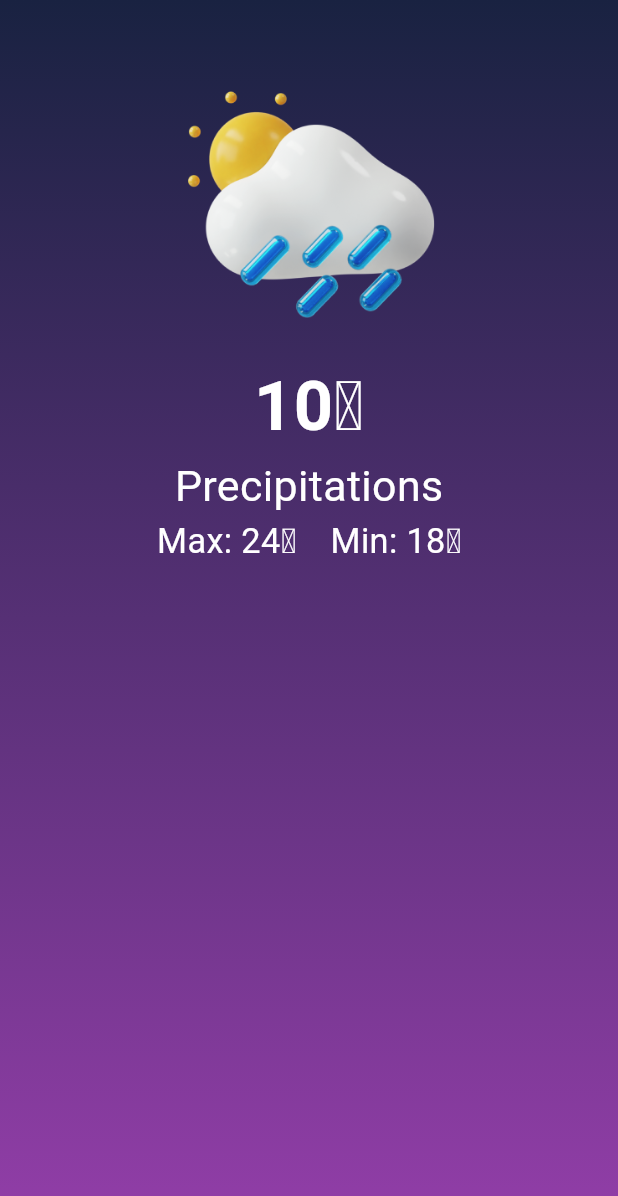
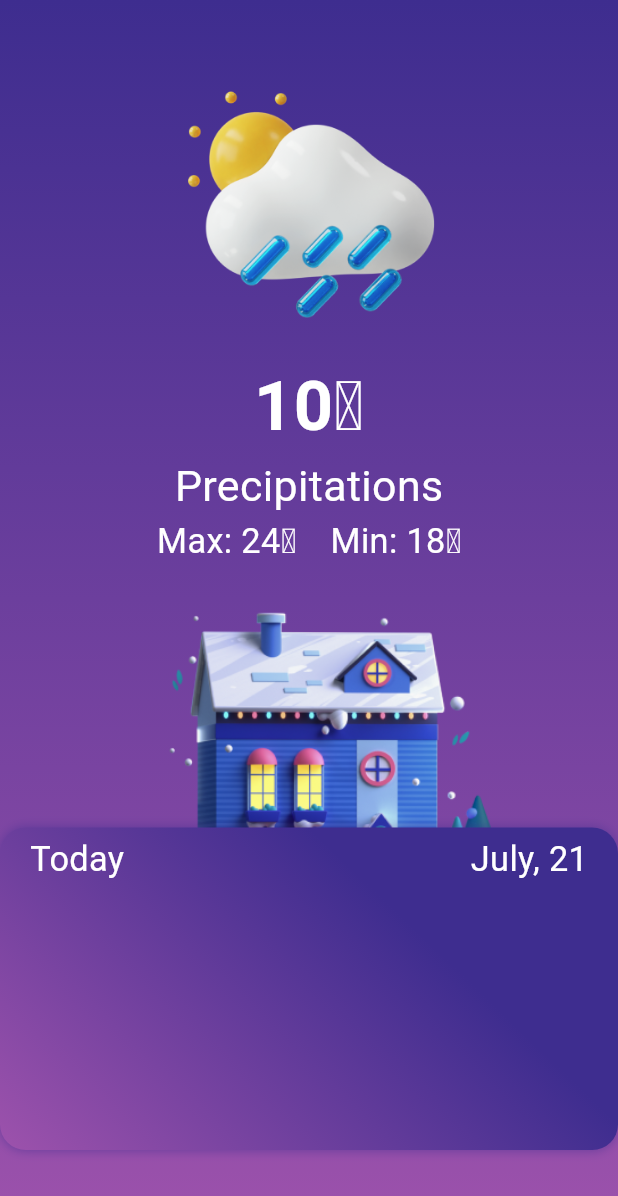
Before and after one commit to mirzoulugdev/Weather-App-Full, a Flutter app: the WeatherScreen screen opened directly, on a phone screen of 412 x 824 dp. Shown: the top 1196 px of the screen. Run offline on Flutter 3.47's test engine with Material 3 defaults, Android fonts, the phone set to English and light mode, and no system bars; our stand-ins replace flutter_screenutil; missing offline and left inert: dart:ffi.

Commit message:
weather container.

```diff
--- a/lib/presentation/screens/weather_screen.dart
+++ b/lib/presentation/screens/weather_screen.dart
@@ -66,6 +66,64 @@ class WeatherScreen extends StatelessWidget {
                   ),
                 ),
               ],
+            ),
+            SizedBox(height: 20.h),
+            SizedBox(
+              height: 150,
+              child: Image.asset(
+                AppImages.house,
+              ),
+            ),
+            Container(
+              width: double.infinity.w,
+              height: 180.h,
+              decoration: BoxDecoration(
+                borderRadius: BorderRadius.circular(15.r),
+                gradient: LinearGradient(
+                  begin: Alignment.topCenter,
+                  end: Alignment.bottomLeft,
+                  colors: [
+                    AppColors.blue,
+                    AppColors.pink,
+                  ],
+                ),
+                boxShadow: [
+                  BoxShadow(
+                    offset: Offset(0, 0),
+                    blurRadius: 5,
+                    color: AppColors.blue.withOpacity(0.5),
+                  )
+                ],
+              ),
+              child: Column(
+                children: [
+                  Padding(
+                    padding: const EdgeInsets.symmetric(
+                      horizontal: 20.0,
+                      vertical: 5,
+                    ),
+                    child: Row(
+                      mainAxisAlignment: MainAxisAlignment.spaceBetween,
+                      children: [
+                        Text(
+                          "Today",
+                          style: TextStyle(
+                            fontSize: 20.sp,
+                            color: AppColors.white,
+                          ),
+                        ),
+                        Text(
+                          "July, 21",
+                          style: TextStyle(
+                            fontSize: 20.sp,
+                            color: AppColors.white,
+                          ),
+                        ),
+                      ],
+                    ),
+                  )
+                ],
+              ),
             )
           ],
         ),
--- a/lib/utils/app_colors.dart
+++ b/lib/utils/app_colors.dart
@@ -3,8 +3,8 @@ import 'dart:ui';
 import 'package:flutter/material.dart';
 
 class AppColors {
-  static const blue = Color(0xFF192241);
-  static const pink = Color(0xFF933EA9);
+  static const blue = Color(0xFF3E2D8F);
+  static const pink = Color(0xFF9D52AC);
   static const white = Colors.white;
   static const orange = Color(0xFFDDB130);
 }
--- a/lib/utils/app_images.dart
+++ b/lib/utils/app_images.dart
@@ -1,4 +1,5 @@
 class AppImages {
   static const basePath = "assets/images";
   static const mainImage = "$basePath/mainImage.png";
+  static const house = "$basePath/house.png";
 }
```
Also changed, not shown: assets/images/house.png (added).
